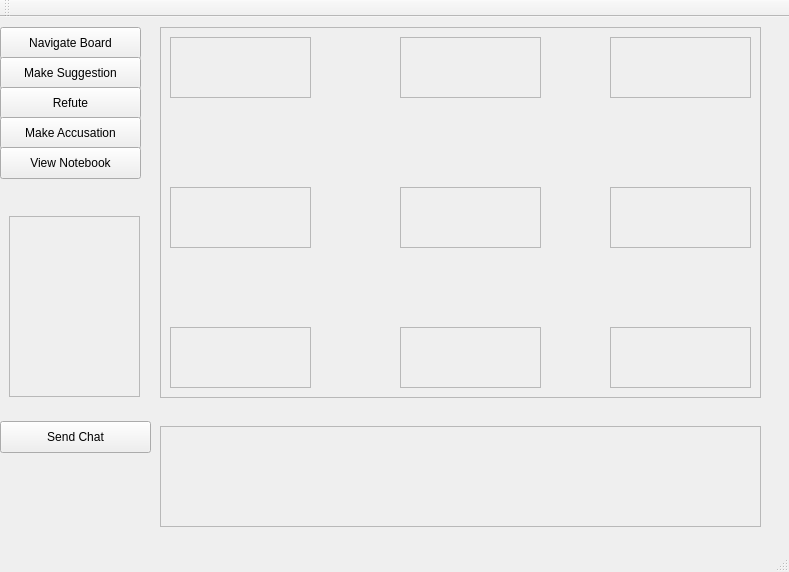
Above: Client/src/UI/ClientWindow.ui from stcassedy/Clue-Less-JHU before the change. Below: the same form after it.
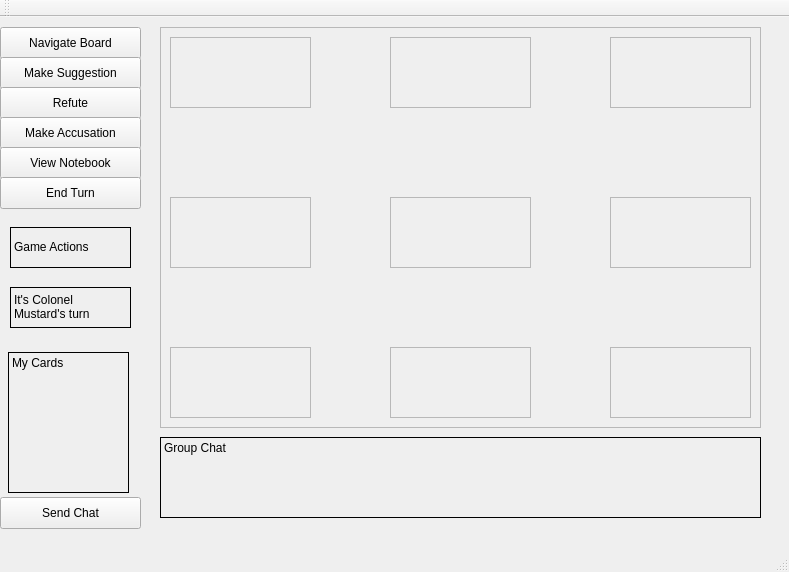
That is the form after the change.

Commit message: Changes to make the UI listen to the buttons being pushed

```diff
--- a/Client/src/UI/ClientWindow.ui
+++ b/Client/src/UI/ClientWindow.ui
@@ -85,7 +85,7 @@
       <x>160</x>
       <y>10</y>
       <width>601</width>
-      <height>371</height>
+      <height>401</height>
      </rect>
     </property>
     <property name="frameShape">
@@ -100,7 +100,7 @@
        <x>10</x>
        <y>10</y>
        <width>141</width>
-       <height>61</height>
+       <height>71</height>
       </rect>
      </property>
      <property name="widgetResizable">
@@ -112,7 +112,7 @@
         <x>0</x>
         <y>0</y>
         <width>139</width>
-        <height>59</height>
+        <height>69</height>
        </rect>
       </property>
      </widget>
@@ -121,9 +121,9 @@
      <property name="geometry">
       <rect>
        <x>10</x>
-       <y>160</y>
+       <y>170</y>
        <width>141</width>
-       <height>61</height>
+       <height>71</height>
       </rect>
      </property>
      <property name="widgetResizable">
@@ -135,7 +135,7 @@
         <x>0</x>
         <y>0</y>
         <width>139</width>
-        <height>59</height>
+        <height>69</height>
        </rect>
       </property>
      </widget>
@@ -144,9 +144,9 @@
      <property name="geometry">
       <rect>
        <x>10</x>
-       <y>300</y>
+       <y>320</y>
        <width>141</width>
-       <height>61</height>
+       <height>71</height>
       </rect>
      </property>
      <property name="widgetResizable">
@@ -158,7 +158,7 @@
         <x>0</x>
         <y>0</y>
         <width>139</width>
-        <height>59</height>
+        <height>69</height>
        </rect>
       </property>
      </widget>
@@ -166,10 +166,10 @@
     <widget class="QScrollArea" name="ClientHall">
      <property name="geometry">
       <rect>
-       <x>240</x>
+       <x>230</x>
        <y>10</y>
        <width>141</width>
-       <height>61</height>
+       <height>71</height>
       </rect>
      </property>
      <property name="widgetResizable">
@@ -181,7 +181,7 @@
         <x>0</x>
         <y>0</y>
         <width>139</width>
-        <height>59</height>
+        <height>69</height>
        </rect>
       </property>
      </widget>
@@ -189,10 +189,10 @@
     <widget class="QScrollArea" name="ClientBilliardRoom">
      <property name="geometry">
       <rect>
-       <x>240</x>
-       <y>160</y>
+       <x>230</x>
+       <y>170</y>
        <width>141</width>
-       <height>61</height>
+       <height>71</height>
       </rect>
      </property>
      <property name="widgetResizable">
@@ -204,7 +204,7 @@
         <x>0</x>
         <y>0</y>
         <width>139</width>
-        <height>59</height>
+        <height>69</height>
        </rect>
       </property>
      </widget>
@@ -212,10 +212,10 @@
     <widget class="QScrollArea" name="ClientBallroom">
      <property name="geometry">
       <rect>
-       <x>240</x>
-       <y>300</y>
+       <x>230</x>
+       <y>320</y>
        <width>141</width>
-       <height>61</height>
+       <height>71</height>
       </rect>
      </property>
      <property name="widgetResizable">
@@ -227,7 +227,7 @@
         <x>0</x>
         <y>0</y>
         <width>139</width>
-        <height>59</height>
+        <height>69</height>
        </rect>
       </property>
      </widget>
@@ -238,7 +238,7 @@
        <x>450</x>
        <y>10</y>
        <width>141</width>
-       <height>61</height>
+       <height>71</height>
       </rect>
      </property>
      <property name="widgetResizable">
@@ -250,7 +250,7 @@
         <x>0</x>
         <y>0</y>
         <width>139</width>
-        <height>59</height>
+        <height>69</height>
        </rect>
       </property>
      </widget>
@@ -259,9 +259,9 @@
      <property name="geometry">
       <rect>
        <x>450</x>
-       <y>160</y>
+       <y>170</y>
        <width>141</width>
-       <height>61</height>
+       <height>71</height>
       </rect>
      </property>
      <property name="widgetResizable">
@@ -273,7 +273,7 @@
         <x>0</x>
         <y>0</y>
         <width>139</width>
-        <height>59</height>
+        <height>69</height>
        </rect>
       </property>
      </widget>
@@ -282,9 +282,9 @@
      <property name="geometry">
       <rect>
        <x>450</x>
-       <y>300</y>
+       <y>320</y>
        <width>141</width>
-       <height>61</height>
+       <height>71</height>
       </rect>
      </property>
      <property name="widgetResizable">
@@ -296,57 +296,18 @@
         <x>0</x>
         <y>0</y>
         <width>139</width>
-        <height>59</height>
+        <height>69</height>
        </rect>
       </property>
      </widget>
     </widget>
    </widget>
-   <widget class="QScrollArea" name="ChatBox">
-    <property name="geometry">
-     <rect>
-      <x>160</x>
-      <y>409</y>
-      <width>601</width>
-      <height>101</height>
-     </rect>
-    </property>
-    <property name="widgetResizable">
-     <bool>true</bool>
-    </property>
-    <widget class="QWidget" name="scrollAreaWidgetContents">
-     <property name="geometry">
-      <rect>
-       <x>0</x>
-       <y>0</y>
-       <width>599</width>
-       <height>99</height>
-      </rect>
-     </property>
-    </widget>
-   </widget>
-   <widget class="QFrame" name="MyCards">
-    <property name="geometry">
-     <rect>
-      <x>9</x>
-      <y>199</y>
-      <width>131</width>
-      <height>181</height>
-     </rect>
-    </property>
-    <property name="frameShape">
-     <enum>QFrame::StyledPanel</enum>
-    </property>
-    <property name="frameShadow">
-     <enum>QFrame::Raised</enum>
-    </property>
-   </widget>
    <widget class="QPushButton" name="SendChat">
     <property name="geometry">
      <rect>
       <x>0</x>
-      <y>404</y>
-      <width>151</width>
+      <y>480</y>
+      <width>141</width>
       <height>32</height>
      </rect>
     </property>
@@ -354,6 +315,102 @@
      <string>Send Chat</string>
     </property>
    </widget>
+   <widget class="QLabel" name="GameActions">
+    <property name="geometry">
+     <rect>
+      <x>10</x>
+      <y>210</y>
+      <width>121</width>
+      <height>41</height>
+     </rect>
+    </property>
+    <property name="frameShape">
+     <enum>QFrame::Box</enum>
+    </property>
+    <property name="text">
+     <string>Game Actions</string>
+    </property>
+    <property name="textInteractionFlags">
+     <set>Qt::LinksAccessibleByMouse|Qt::TextSelectableByKeyboard|Qt::TextSelectableByMouse</set>
+    </property>
+   </widget>
+   <widget class="QLabel" name="PlayerTurn">
+    <property name="geometry">
+     <rect>
+      <x>10</x>
+      <y>270</y>
+      <width>121</width>
+      <height>41</height>
+     </rect>
+    </property>
+    <property name="frameShape">
+     <enum>QFrame::Box</enum>
+    </property>
+    <property name="text">
+     <string>It's Colonel
+Mustard's turn</string>
+    </property>
+    <property name="textInteractionFlags">
+     <set>Qt::LinksAccessibleByMouse|Qt::TextEditable|Qt::TextEditorInteraction|Qt::TextSelectableByKeyboard|Qt::TextSelectableByMouse</set>
+    </property>
+   </widget>
+   <widget class="QPushButton" name="EndTurn">
+    <property name="geometry">
+     <rect>
+      <x>0</x>
+      <y>160</y>
+      <width>141</width>
+      <height>32</height>
+     </rect>
+    </property>
+    <property name="text">
+     <string>End Turn</string>
+    </property>
+   </widget>
+   <widget class="QLabel" name="MyCards">
+    <property name="geometry">
+     <rect>
+      <x>8</x>
+      <y>335</y>
+      <width>121</width>
+      <height>141</height>
+     </rect>
+    </property>
+    <property name="frameShape">
+     <enum>QFrame::Box</enum>
+    </property>
+    <property name="text">
+     <string>My Cards</string>
+    </property>
+    <property name="alignment">
+     <set>Qt::AlignLeading|Qt::AlignLeft|Qt::AlignTop</set>
+    </property>
+    <property name="textInteractionFlags">
+     <set>Qt::LinksAccessibleByMouse|Qt::TextSelectableByKeyboard|Qt::TextSelectableByMouse</set>
+    </property>
+   </widget>
+   <widget class="QLabel" name="ChatBox">
+    <property name="geometry">
+     <rect>
+      <x>160</x>
+      <y>420</y>
+      <width>601</width>
+      <height>81</height>
+     </rect>
+    </property>
+    <property name="frameShape">
+     <enum>QFrame::Box</enum>
+    </property>
+    <property name="frameShadow">
+     <enum>QFrame::Plain</enum>
+    </property>
+    <property name="text">
+     <string>Group Chat</string>
+    </property>
+    <property name="alignment">
+     <set>Qt::AlignLeading|Qt::AlignLeft|Qt::AlignTop</set>
+    </property>
+   </widget>
   </widget>
   <widget class="QMenuBar" name="menuBar">
    <property name="geometry">
```
The commit also changes 1 other file.
